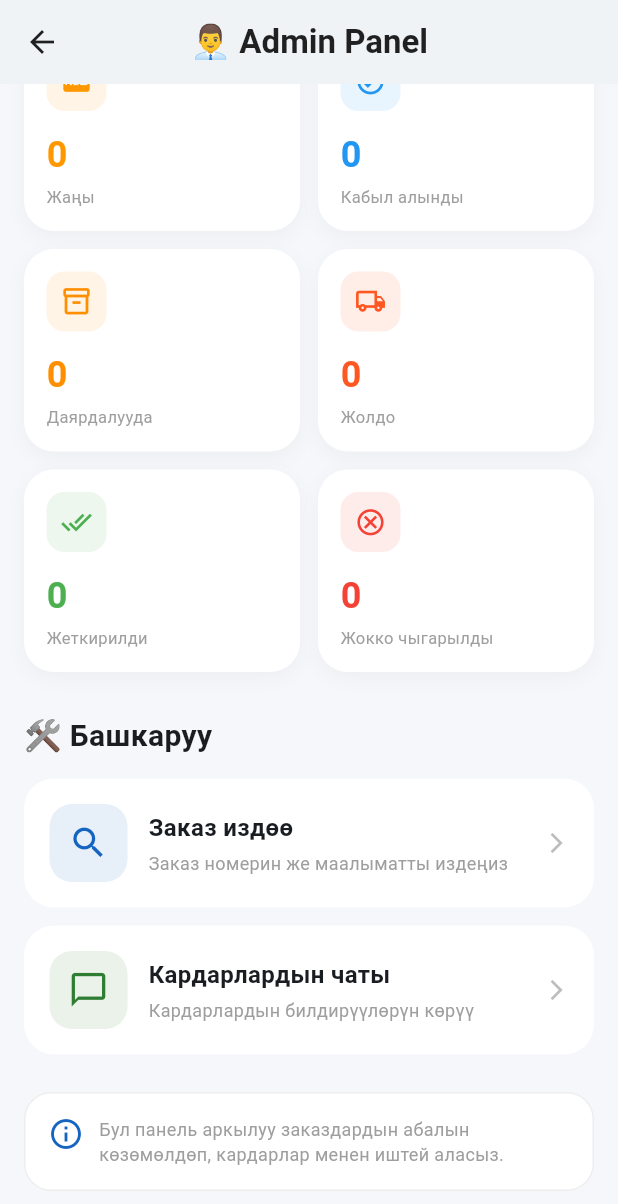
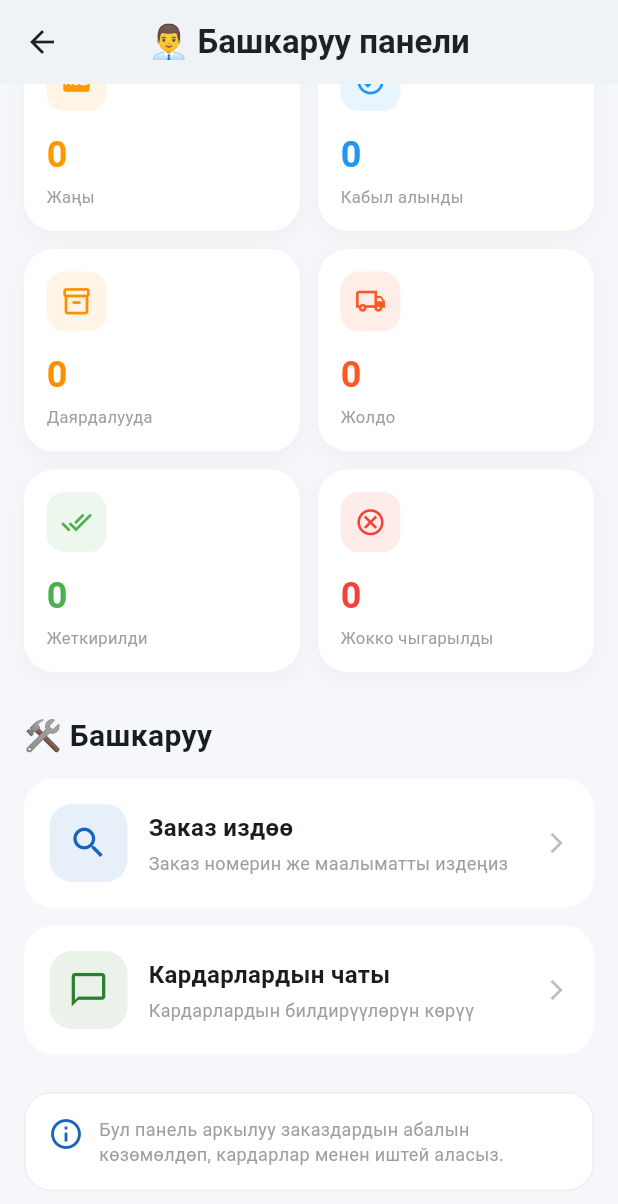
Before and after one commit to borboevmarlen2004-max/kg-korea-delivery, a Flutter app: the AdminPanelPage screen opened directly, scrolled down 342 dp, on a phone screen of 412 x 824 dp. Shown: the top 1204 px of the screen. Run offline on Flutter 3.47's test engine with Material 3 defaults, Android fonts, the phone set to English and light mode, and no system bars; our stand-ins replace cloud_firestore, firebase_auth, firebase_core, firebase_messaging, firebase_storage, image_picker and 1 more; accounts and stored records are empty; statements that could not run were skipped.

Commit message:
Add multilingual admin panel

```diff
--- a/lib/pages/admin_panel_page.dart
+++ b/lib/pages/admin_panel_page.dart
@@ -1,11 +1,207 @@
 import 'package:flutter/material.dart';
 import 'package:cloud_firestore/cloud_firestore.dart';
+import 'package:shared_preferences/shared_preferences.dart';
 
 import 'admin_search_page.dart';
 import 'admin_chat_page.dart';
 
-class AdminPanelPage extends StatelessWidget {
+class AdminPanelPage extends StatefulWidget {
   const AdminPanelPage({super.key});
+
+  @override
+  State<AdminPanelPage> createState() => _AdminPanelPageState();
+}
+
+class _AdminPanelPageState extends State<AdminPanelPage> {
+  String currentLanguage = 'ky';
+
+  @override
+  void initState() {
+    super.initState();
+    _loadLanguage();
+  }
+
+  Future<void> _loadLanguage() async {
+    final prefs = await SharedPreferences.getInstance();
+    final language = prefs.getString('language') ?? 'ky';
+
+    if (!mounted) return;
+
+    setState(() {
+      currentLanguage = language;
+    });
+  }
+
+  String t(String key) {
+    const translations = {
+      // =========================================================
+      // HEADER
+      // =========================================================
+      'adminPanel': {
+        'ky': 'Башкаруу панели',
+        'ru': 'Панель управления',
+        'en': 'Admin Panel',
+        'ko': '관리자 패널',
+      },
+      'appName': {
+        'ky': 'KG ↔️ KOREA Delivery',
+        'ru': 'KG ↔️ KOREA Delivery',
+        'en': 'KG ↔️ KOREA Delivery',
+        'ko': 'KG ↔️ KOREA Delivery',
+      },
+
+      // =========================================================
+      // ERROR
+      // =========================================================
+      'error': {'ky': 'Ката', 'ru': 'Ошибка', 'en': 'Error', 'ko': '오류'},
+
+      // =========================================================
+      // STATISTICS
+      // =========================================================
+      'statistics': {
+        'ky': '📊 Заказдар статистикасы',
+        'ru': '📊 Статистика заказов',
+        'en': '📊 Order Statistics',
+        'ko': '📊 주문 통계',
+      },
+      'allOrders': {
+        'ky': 'Бардык заказдар',
+        'ru': 'Все заказы',
+        'en': 'All Orders',
+        'ko': '전체 주문',
+      },
+      'new': {'ky': 'Жаңы', 'ru': 'Новые', 'en': 'New', 'ko': '신규'},
+      'accepted': {
+        'ky': 'Кабыл алынды',
+        'ru': 'Приняты',
+        'en': 'Accepted',
+        'ko': '접수됨',
+      },
+      'preparing': {
+        'ky': 'Даярдалууда',
+        'ru': 'Готовятся',
+        'en': 'Preparing',
+        'ko': '준비 중',
+      },
+      'onWay': {
+        'ky': 'Жолдо',
+        'ru': 'В пути',
+        'en': 'On the way',
+        'ko': '배송 중',
+      },
+      'delivered': {
+        'ky': 'Жеткирилди',
+        'ru': 'Доставлены',
+        'en': 'Delivered',
+        'ko': '배송 완료',
+      },
+      'cancelled': {
+        'ky': 'Жокко чыгарылды',
+        'ru': 'Отменены',
+        'en': 'Cancelled',
+        'ko': '취소됨',
+      },
+
+      // =========================================================
+      // MANAGEMENT
+      // =========================================================
+      'management': {
+        'ky': '🛠️ Башкаруу',
+        'ru': '🛠️ Управление',
+        'en': '🛠️ Management',
+        'ko': '🛠️ 관리',
+      },
+      'searchOrder': {
+        'ky': 'Заказ издөө',
+        'ru': 'Поиск заказа',
+        'en': 'Search Order',
+        'ko': '주문 검색',
+      },
+      'searchOrderSubtitle': {
+        'ky': 'Заказ номерин же маалыматты издеңиз',
+        'ru': 'Найдите заказ по номеру или данным',
+        'en': 'Search by order number or information',
+        'ko': '주문 번호 또는 정보로 검색',
+      },
+      'customerChat': {
+        'ky': 'Кардарлардын чаты',
+        'ru': 'Чат с клиентами',
+        'en': 'Customer Chat',
+        'ko': '고객 채팅',
+      },
+      'customerChatSubtitle': {
+        'ky': 'Кардарлардын билдирүүлөрүн көрүү',
+        'ru': 'Просмотр сообщений клиентов',
+        'en': 'View customer messages',
+        'ko': '고객 메시지 보기',
+      },
+
+      // =========================================================
+      // INFO
+      // =========================================================
+      'info': {
+        'ky':
+            'Бул панель аркылуу заказдардын абалын көзөмөлдөп, кардарлар менен иштей аласыз.',
+        'ru':
+            'Через эту панель вы можете контролировать заказы и работать с клиентами.',
+        'en': 'Use this panel to monitor orders and work with customers.',
+        'ko': '이 패널에서 주문 상태를 확인하고 고객과 소통할 수 있습니다.',
+      },
+    };
+
+    final value = translations[key];
+
+    if (value == null) {
+      return key;
+    }
+
+    return value[currentLanguage] ?? value['ky'] ?? key;
+  }
+
+  String statusText(String status) {
+    const statusTranslations = {
+      'Жаңы заказ': {
+        'ky': 'Жаңы заказ',
+        'ru': 'Новый заказ',
+        'en': 'New order',
+        'ko': '새 주문',
+      },
+      'Кабыл алынды': {
+        'ky': 'Кабыл алынды',
+        'ru': 'Принят',
+        'en': 'Accepted',
+        'ko': '접수됨',
+      },
+      'Даярдалууда': {
+        'ky': 'Даярдалууда',
+        'ru': 'Готовится',
+        'en': 'Preparing',
+        'ko': '준비 중',
+      },
+      'Жолдо': {
+        'ky': 'Жолдо',
+        'ru': 'В пути',
+        'en': 'On the way',
+        'ko': '배송 중',
+      },
+      'Жеткирилди': {
+        'ky': 'Жеткирилди',
+        'ru': 'Доставлен',
+        'en': 'Delivered',
+        'ko': '배송 완료',
+      },
+      'Жокко чыгарылды': {
+        'ky': 'Жокко чыгарылды',
+        'ru': 'Отменён',
+        'en': 'Cancelled',
+        'ko': '취소됨',
+      },
+    };
+
+    return statusTranslations[status]?[currentLanguage] ??
+        statusTranslations[status]?['ky'] ??
+        status;
+  }
 
   @override
   Widget build(BuildContext context) {
@@ -16,9 +212,9 @@ class AdminPanelPage extends StatelessWidget {
         backgroundColor: Colors.white,
         foregroundColor: Colors.black87,
         elevation: 0,
-        title: const Text(
-          '👨‍💼 Admin Panel',
-          style: TextStyle(fontWeight: FontWeight.bold),
+        title: Text(
+          '👨‍💼 ${t('adminPanel')}',
+          style: const TextStyle(fontWeight: FontWeight.bold),
         ),
       ),
 
@@ -38,7 +234,7 @@ class AdminPanelPage extends StatelessWidget {
               child: Padding(
                 padding: const EdgeInsets.all(20),
                 child: Text(
-                  'Ката: ${snapshot.error}',
+                  '${t('error')}: ${snapshot.error}',
                   textAlign: TextAlign.center,
                 ),
               ),
@@ -131,24 +327,24 @@ class AdminPanelPage extends StatelessWidget {
 
                       const SizedBox(width: 15),
 
-                      const Expanded(
+                      Expanded(
                         child: Column(
                           crossAxisAlignment: CrossAxisAlignment.start,
                           children: [
                             Text(
-                              'Башкаруу панели',
-                              style: TextStyle(
+                              t('adminPanel'),
+                              style: const TextStyle(
                                 color: Colors.white,
                                 fontSize: 22,
                                 fontWeight: FontWeight.bold,
                               ),
                             ),
 
-                            SizedBox(height: 5),
+                            const SizedBox(height: 5),
 
                             Text(
-                              'KG ↔️ KOREA Delivery',
-                              style: TextStyle(
+                              t('appName'),
+                              style: const TextStyle(
                                 color: Colors.white70,
                                 fontSize: 13,
                               ),
@@ -165,9 +361,12 @@ class AdminPanelPage extends StatelessWidget {
                 // ==========================================
                 // 📊 СТАТИСТИКА
                 // ==========================================
-                const Text(
-                  '📊 Заказдар статистикасы',
-                  style: TextStyle(fontSize: 20, fontWeight: FontWeight.bold),
+                Text(
+                  t('statistics'),
+                  style: const TextStyle(
+                    fontSize: 20,
+                    fontWeight: FontWeight.bold,
+                  ),
                 ),
 
                 const SizedBox(height: 14),
@@ -175,7 +374,7 @@ class AdminPanelPage extends StatelessWidget {
                 // Бардык заказдар
                 _buildMainStatCard(
                   icon: Icons.inventory_2_outlined,
-                  title: 'Бардык заказдар',
+                  title: t('allOrders'),
                   value: orders.length,
                   color: const Color(0xFF1565C0),
                 ),
@@ -188,7 +387,7 @@ class AdminPanelPage extends StatelessWidget {
                     Expanded(
                       child: _buildStatCard(
                         icon: Icons.fiber_new,
-                        title: 'Жаңы',
+                        title: t('new'),
                         value: newOrders,
                         color: Colors.orange,
                       ),
@@ -199,7 +398,7 @@ class AdminPanelPage extends StatelessWidget {
                     Expanded(
                       child: _buildStatCard(
                         icon: Icons.check_circle_outline,
-                        title: 'Кабыл алынды',
+                        title: t('accepted'),
                         value: accepted,
                         color: Colors.blue,
                       ),
@@ -214,7 +413,7 @@ class AdminPanelPage extends StatelessWidget {
                     Expanded(
                       child: _buildStatCard(
                         icon: Icons.inventory_2_outlined,
-                        title: 'Даярдалууда',
+                        title: t('preparing'),
                         value: preparing,
                         color: Colors.amber.shade800,
                       ),
@@ -225,7 +424,7 @@ class AdminPanelPage extends StatelessWidget {
                     Expanded(
                       child: _buildStatCard(
                         icon: Icons.local_shipping_outlined,
-                        title: 'Жолдо',
+                        title: t('onWay'),
                         value: onWay,
                         color: Colors.deepOrange,
                       ),
@@ -240,7 +439,7 @@ class AdminPanelPage extends StatelessWidget {
                     Expanded(
                       child: _buildStatCard(
                         icon: Icons.done_all,
-                        title: 'Жеткирилди',
+                        title: t('delivered'),
                         value: delivered,
                         color: Colors.green,
                       ),
@@ -251,7 +450,7 @@ class AdminPanelPage extends StatelessWidget {
                     Expanded(
                       child: _buildStatCard(
                         icon: Icons.cancel_outlined,
-                        title: 'Жокко чыгарылды',
+                        title: t('cancelled'),
                         value: cancelled,
                         color: Colors.red,
                       ),
@@ -264,9 +463,12 @@ class AdminPanelPage extends StatelessWidget {
                 // ==========================================
                 // 🛠️ БАШКАРУУ
                 // ==========================================
-                const Text(
-                  '🛠️ Башкаруу',
-                  style: TextStyle(fontSize: 20, fontWeight: FontWeight.bold),
+                Text(
+                  t('management'),
+                  style: const TextStyle(
+                    fontSize: 20,
+                    fontWeight: FontWeight.bold,
+                  ),
                 ),
 
                 const SizedBox(height: 14),
@@ -275,8 +477,8 @@ class AdminPanelPage extends StatelessWidget {
                 _buildActionCard(
                   context: context,
                   icon: Icons.search,
-                  title: 'Заказ издөө',
-                  subtitle: 'Заказ номерин же маалыматты издеңиз',
+                  title: t('searchOrder'),
+                  subtitle: t('searchOrderSubtitle'),
                   color: const Color(0xFF1565C0),
                   onTap: () {
                     Navigator.push(
@@ -294,8 +496,8 @@ class AdminPanelPage extends StatelessWidget {
                 _buildActionCard(
                   context: context,
                   icon: Icons.chat_bubble_outline,
-                  title: 'Кардарлардын чаты',
-                  subtitle: 'Кардарлардын билдирүүлөрүн көрүү',
+                  title: t('customerChat'),
+                  subtitle: t('customerChatSubtitle'),
                   color: const Color(0xFF2E7D32),
                   onTap: () {
                     Navigator.push(
@@ -320,17 +522,17 @@ class AdminPanelPage extends StatelessWidget {
                     border: Border.all(color: Colors.grey.shade200),
                   ),
 
-                  child: const Row(
+                  child: Row(
                     crossAxisAlignment: CrossAxisAlignment.start,
                     children: [
-                      Icon(Icons.info_outline, color: Color(0xFF1565C0)),
+                      const Icon(Icons.info_outline, color: Color(0xFF1565C0)),
 
-                      SizedBox(width: 10),
+                      const SizedBox(width: 10),
 
                       Expanded(
                         child: Text(
-                          'Бул панель аркылуу заказдардын абалын көзөмөлдөп, кардарлар менен иштей аласыз.',
-                          style: TextStyle(
+                          t('info'),
+                          style: const TextStyle(
                             color: Colors.grey,
                             fontSize: 12,
                             height: 1.4,
```
